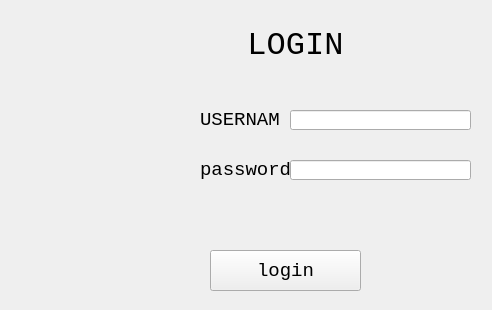
First picture: the form in src/UI/login.ui, repository nagy-nabil/pass-savior, before the edit.
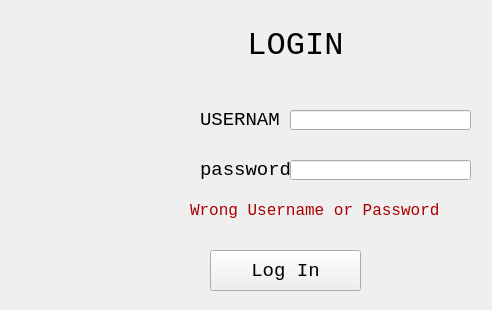
Second picture: the form after the edit. Icons and pictures are not drawn.

Diff of the .ui file:
```diff
--- a/src/UI/login.ui
+++ b/src/UI/login.ui
@@ -164,12 +164,127 @@
     </rect>
    </property>
    <property name="text">
-    <string>login</string>
+    <string>Log In</string>
    </property>
    <property name="shortcut">
     <string>Return</string>
    </property>
   </widget>
+  <widget class="QLabel" name="baddata">
+   <property name="geometry">
+    <rect>
+     <x>190</x>
+     <y>200</y>
+     <width>271</width>
+     <height>21</height>
+    </rect>
+   </property>
+   <property name="palette">
+    <palette>
+     <active>
+      <colorrole role="WindowText">
+       <brush brushstyle="SolidPattern">
+        <color alpha="255">
+         <red>170</red>
+         <green>0</green>
+         <blue>0</blue>
+        </color>
+       </brush>
+      </colorrole>
+      <colorrole role="Text">
+       <brush brushstyle="SolidPattern">
+        <color alpha="255">
+         <red>170</red>
+         <green>0</green>
+         <blue>0</blue>
+        </color>
+       </brush>
+      </colorrole>
+      <colorrole role="PlaceholderText">
+       <brush brushstyle="SolidPattern">
+        <color alpha="128">
+         <red>170</red>
+         <green>0</green>
+         <blue>0</blue>
+        </color>
+       </brush>
+      </colorrole>
+     </active>
+     <inactive>
+      <colorrole role="WindowText">
+       <brush brushstyle="SolidPattern">
+        <color alpha="255">
+         <red>170</red>
+         <green>0</green>
+         <blue>0</blue>
+        </color>
+       </brush>
+      </colorrole>
+      <colorrole role="Text">
+       <brush brushstyle="SolidPattern">
+        <color alpha="255">
+         <red>170</red>
+         <green>0</green>
+         <blue>0</blue>
+        </color>
+       </brush>
+      </colorrole>
+      <colorrole role="PlaceholderText">
+       <brush brushstyle="SolidPattern">
+        <color alpha="128">
+         <red>170</red>
+         <green>0</green>
+         <blue>0</blue>
+        </color>
+       </brush>
+      </colorrole>
+     </inactive>
+     <disabled>
+      <colorrole role="WindowText">
+       <brush brushstyle="SolidPattern">
+        <color alpha="255">
+         <red>120</red>
+         <green>120</green>
+         <blue>120</blue>
+        </color>
+       </brush>
+      </colorrole>
+      <colorrole role="Text">
+       <brush brushstyle="SolidPattern">
+        <color alpha="255">
+         <red>120</red>
+         <green>120</green>
+         <blue>120</blue>
+        </color>
+       </brush>
+      </colorrole>
+      <colorrole role="PlaceholderText">
+       <brush brushstyle="SolidPattern">
+        <color alpha="128">
+         <red>0</red>
+         <green>0</green>
+         <blue>0</blue>
+        </color>
+       </brush>
+      </colorrole>
+     </disabled>
+    </palette>
+   </property>
+   <property name="font">
+    <font>
+     <pointsize>12</pointsize>
+    </font>
+   </property>
+   <property name="cursor">
+    <cursorShape>ArrowCursor</cursorShape>
+   </property>
+   <property name="text">
+    <string>Wrong Username or Password</string>
+   </property>
+   <property name="textFormat">
+    <enum>Qt::RichText</enum>
+   </property>
+  </widget>
  </widget>
  <resources/>
  <connections/>
```
Left out of the diff: 14 changed lines with no effect on the pictures.
